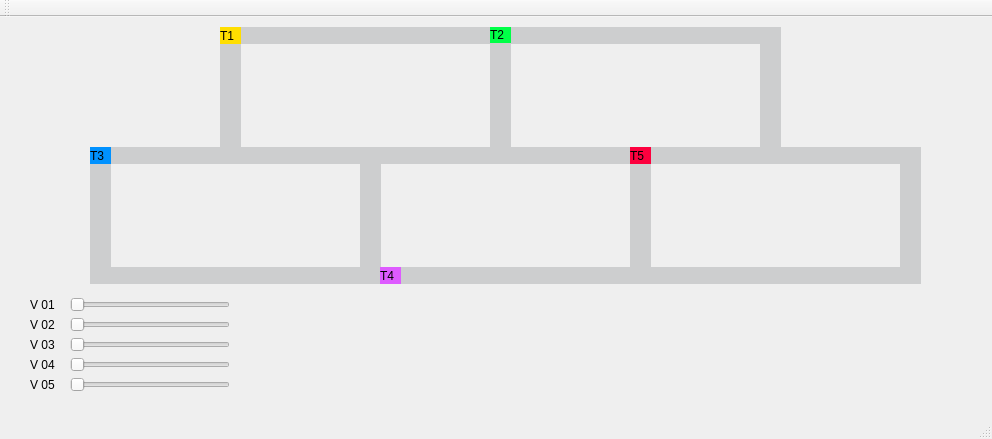
Old version of the form mainwindow.ui in the repository herlmanoel/trens.
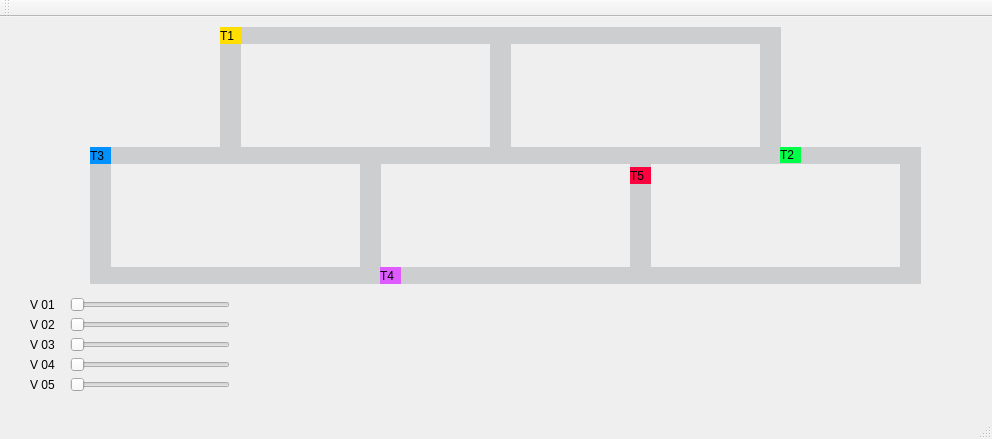
New version of the form.

```diff
--- a/mainwindow.ui
+++ b/mainwindow.ui
@@ -129,8 +129,8 @@
    <widget class="QLabel" name="label_trem2">
     <property name="geometry">
      <rect>
-      <x>490</x>
-      <y>10</y>
+      <x>780</x>
+      <y>130</y>
       <width>21</width>
       <height>16</height>
      </rect>
@@ -338,7 +338,7 @@
     <property name="geometry">
      <rect>
       <x>630</x>
-      <y>130</y>
+      <y>150</y>
       <width>21</width>
       <height>17</height>
      </rect>
```
